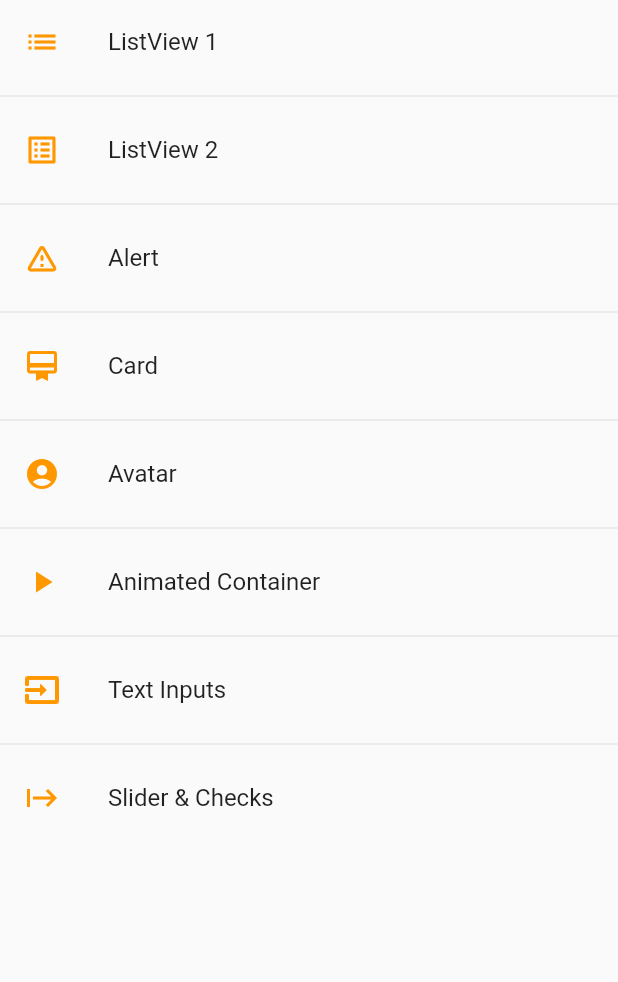
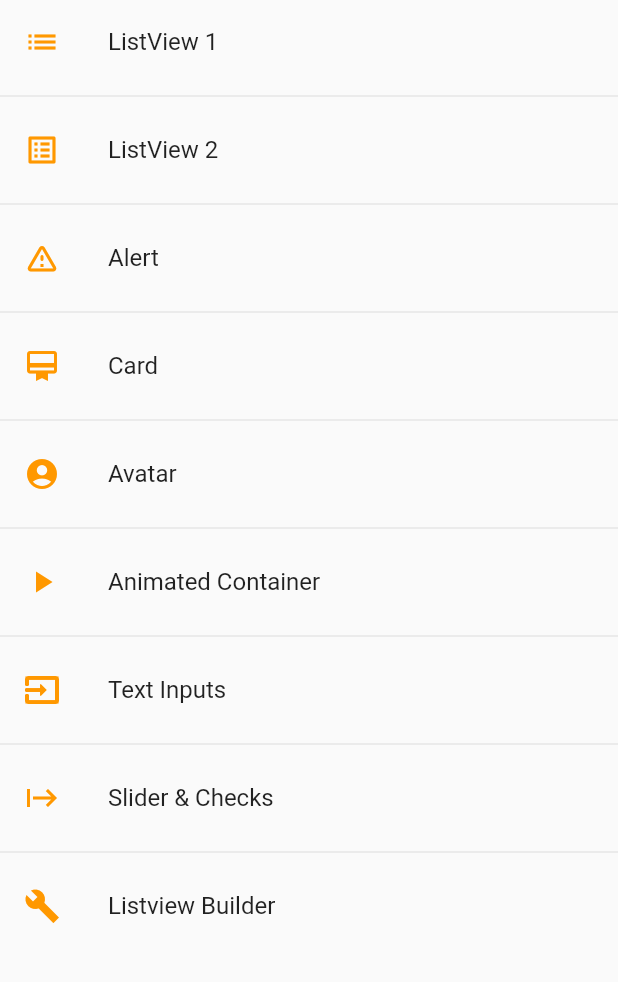
Before and after one commit to aydin-due/widgets_app, a Flutter app: the screen it shows after launch, on a phone screen of 412 x 824 dp, the part 84-1066 px from its top. Run offline on Flutter 3.47's test engine with Material 2 defaults, Android fonts, the phone set to English and light mode, and no system bars.

Commit message:
listview builder

```diff
--- a/lib/routes/app_routes.dart
+++ b/lib/routes/app_routes.dart
@@ -50,7 +50,12 @@ class AppRoutes {
         route: 'slider',
         name: 'Slider & Checks',
         screen: const SliderScreen(),
-        icon: Icons.start_outlined)
+        icon: Icons.start_outlined),
+      MenuOption(
+        route: 'listviewbuilder',
+        name: 'Listview Builder',
+        screen: const ListViewBuilderScreen(),
+        icon: Icons.build_sharp)
   ];
 
   static Map<String, Widget Function(BuildContext)> getAppRoutes() {
--- a/lib/screens/screens.dart
+++ b/lib/screens/screens.dart
@@ -4,6 +4,7 @@ export 'package:widgets_app/screens/avatar_screen.dart';
 export 'package:widgets_app/screens/card_screen.dart';
 export 'package:widgets_app/screens/home_screen.dart';
 export 'package:widgets_app/screens/inputs_screen.dart';
+export 'package:widgets_app/screens/listview_builder_screen.dart';
 export 'package:widgets_app/screens/listview1_screen.dart';
 export 'package:widgets_app/screens/listview2_screen.dart';
 export 'package:widgets_app/screens/slider_screen.dart';
```
Also changed, not shown: lib/screens/listview_builder_screen.dart (added, +28 -0 lines).
